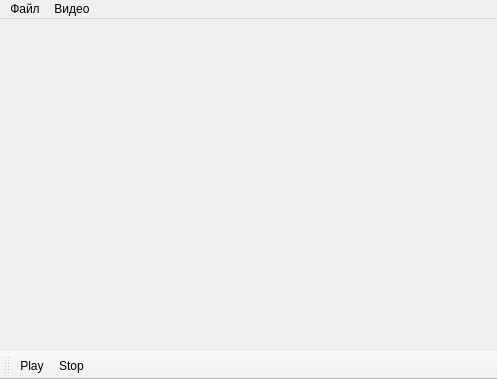
Qt form mainwindow.ui (DmitriySGMPF/VideoPlayerForDMT) before a commit.
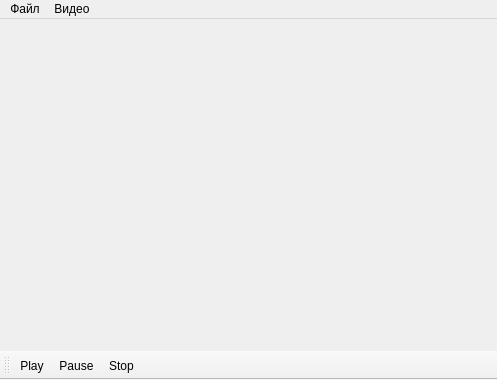
The same form after that commit. Icons and pictures are not drawn.

What changed in the file:
```diff
--- a/mainwindow.ui
+++ b/mainwindow.ui
@@ -51,6 +51,7 @@
     <bool>false</bool>
    </attribute>
    <addaction name="actionPlay"/>
+   <addaction name="actionPause"/>
    <addaction name="actionStop"/>
   </widget>
   <action name="actionOpen">
```
